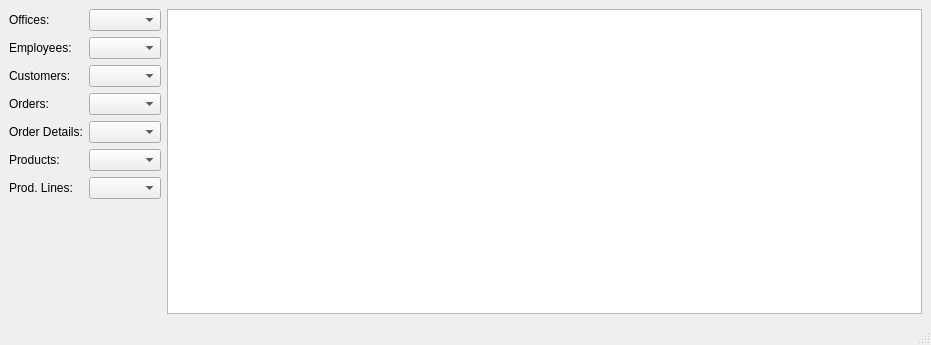
This is qt_app/mainwindow.ui in mehmetrizaoz/5_product_line_automation as Qt 5 draws it before an edit. The edited form follows.
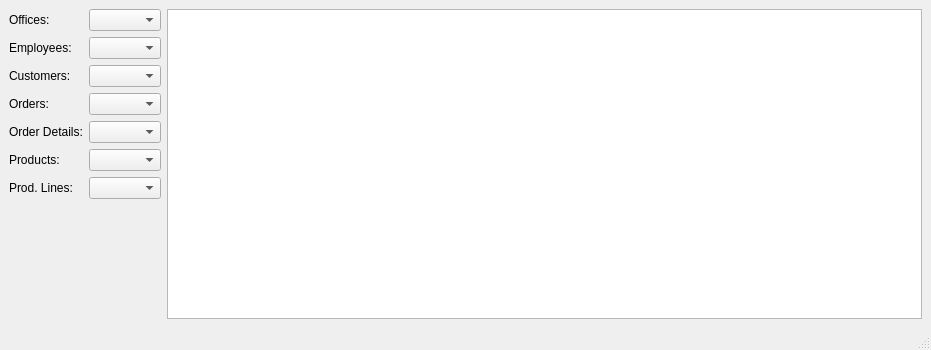
This is the edited form.

Commit message: insert and delete window preparations added

What changed in the file:
```diff
--- a/qt_app/mainwindow.ui
+++ b/qt_app/mainwindow.ui
@@ -7,7 +7,7 @@
     <x>0</x>
     <y>0</y>
     <width>931</width>
-    <height>345</height>
+    <height>350</height>
    </rect>
   </property>
   <property name="sizePolicy">
```
The commit also changes 4 other files.
